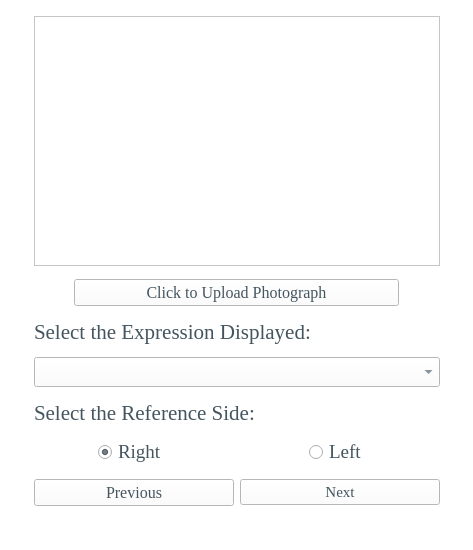
This is uis/Single_Select.ui in MEA-Summer/Emotrics_Plus as Qt 5 draws it before an edit. The edited form follows.
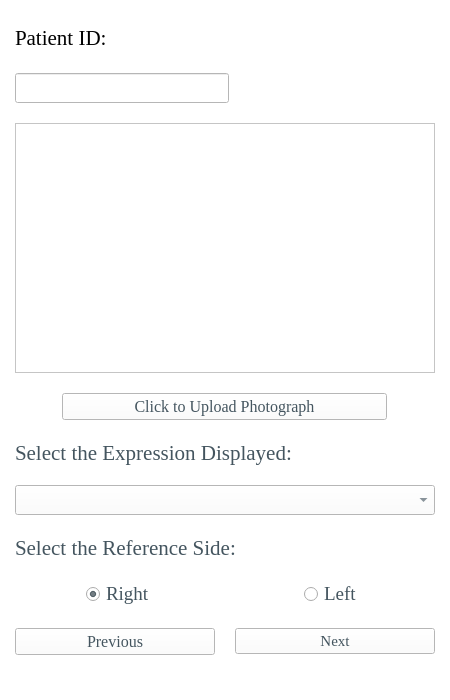
This is the edited form. Icons and pictures are not drawn. Custom widgets are drawn as their Qt base class.

What changed in the file:
```diff
--- a/uis/Single_Select.ui
+++ b/uis/Single_Select.ui
@@ -6,8 +6,8 @@
    <rect>
     <x>0</x>
     <y>0</y>
-    <width>473</width>
-    <height>550</height>
+    <width>450</width>
+    <height>700</height>
    </rect>
   </property>
   <property name="sizePolicy">
@@ -18,14 +18,14 @@
   </property>
   <property name="minimumSize">
    <size>
-    <width>400</width>
-    <height>550</height>
+    <width>450</width>
+    <height>700</height>
    </size>
   </property>
   <property name="maximumSize">
    <size>
-    <width>686</width>
-    <height>550</height>
+    <width>450</width>
+    <height>700</height>
    </size>
   </property>
   <property name="windowTitle">
@@ -40,35 +40,7 @@
   </property>
   <widget class="QWidget" name="centralwidget">
    <layout class="QGridLayout" name="gridLayout">
-    <item row="10" column="2">
-     <widget class="QPushButton" name="nextButton">
-      <property name="sizePolicy">
-       <sizepolicy hsizetype="Fixed" vsizetype="Fixed">
-        <horstretch>0</horstretch>
-        <verstretch>0</verstretch>
-       </sizepolicy>
-      </property>
-      <property name="minimumSize">
-       <size>
-        <width>200</width>
-        <height>0</height>
-       </size>
-      </property>
-      <property name="font">
-       <font>
-        <family>Times New Roman</family>
-        <pointsize>11</pointsize>
-       </font>
-      </property>
-      <property name="styleSheet">
-       <string notr="true">color: rgb(68, 85, 95);</string>
-      </property>
-      <property name="text">
-       <string>Next</string>
-      </property>
-     </widget>
-    </item>
-    <item row="1" column="0" colspan="4" alignment="Qt::AlignHCenter">
+    <item row="3" column="0" colspan="4" alignment="Qt::AlignHCenter">
      <widget class="QPushButton" name="loadPhotoButton">
       <property name="sizePolicy">
        <sizepolicy hsizetype="Fixed" vsizetype="Fixed">
@@ -96,32 +68,35 @@
       </property>
      </widget>
     </item>
-    <item row="8" column="1" alignment="Qt::AlignHCenter">
-     <widget class="QRadioButton" name="rightSideButton">
+    <item row="12" column="2">
+     <widget class="QPushButton" name="nextButton">
       <property name="sizePolicy">
        <sizepolicy hsizetype="Fixed" vsizetype="Fixed">
         <horstretch>0</horstretch>
         <verstretch>0</verstretch>
        </sizepolicy>
       </property>
+      <property name="minimumSize">
+       <size>
+        <width>200</width>
+        <height>0</height>
+       </size>
+      </property>
       <property name="font">
        <font>
         <family>Times New Roman</family>
-        <pointsize>14</pointsize>
+        <pointsize>11</pointsize>
        </font>
       </property>
       <property name="styleSheet">
        <string notr="true">color: rgb(68, 85, 95);</string>
       </property>
       <property name="text">
-       <string>Right </string>
-      </property>
-      <property name="checked">
-       <bool>true</bool>
+       <string>Next</string>
       </property>
      </widget>
     </item>
-    <item row="0" column="1" colspan="2">
+    <item row="2" column="1" colspan="2">
      <widget class="ImageDisplay" name="photoDisplay">
       <property name="sizePolicy">
        <sizepolicy hsizetype="Preferred" vsizetype="Preferred">
@@ -146,7 +121,32 @@
       </property>
      </widget>
     </item>
-    <item row="8" column="2" alignment="Qt::AlignHCenter">
+    <item row="10" column="1" alignment="Qt::AlignHCenter">
+     <widget class="QRadioButton" name="rightSideButton">
+      <property name="sizePolicy">
+       <sizepolicy hsizetype="Fixed" vsizetype="Fixed">
+        <horstretch>0</horstretch>
+        <verstretch>0</verstretch>
+       </sizepolicy>
+      </property>
+      <property name="font">
+       <font>
+        <family>Times New Roman</family>
+        <pointsize>14</pointsize>
+       </font>
+      </property>
+      <property name="styleSheet">
+       <string notr="true">color: rgb(68, 85, 95);</string>
+      </property>
+      <property name="text">
+       <string>Right </string>
+      </property>
+      <property name="checked">
+       <bool>true</bool>
+      </property>
+     </widget>
+    </item>
+    <item row="10" column="2" alignment="Qt::AlignHCenter">
      <widget class="QRadioButton" name="leftSideButton">
       <property name="sizePolicy">
        <sizepolicy hsizetype="Fixed" vsizetype="Fixed">
@@ -168,7 +168,7 @@
       </property>
      </widget>
     </item>
-    <item row="10" column="1">
+    <item row="12" column="1">
      <widget class="QPushButton" name="previousButton">
       <property name="sizePolicy">
        <sizepolicy hsizetype="Fixed" vsizetype="Fixed">
@@ -196,7 +196,7 @@
       </property>
      </widget>
     </item>
-    <item row="3" column="1" colspan="2">
+    <item row="5" column="1" colspan="2">
      <widget class="QComboBox" name="ExpressionComboBox">
       <property name="font">
        <font>
@@ -212,7 +212,7 @@
       </property>
      </widget>
     </item>
-    <item row="4" column="1" colspan="2">
+    <item row="6" column="1" colspan="2">
      <widget class="QLabel" name="expressionsLabel_2">
       <property name="maximumSize">
        <size>
@@ -244,7 +244,7 @@
       </property>
      </widget>
     </item>
-    <item row="2" column="1" colspan="2">
+    <item row="4" column="1" colspan="2">
      <widget class="QLabel" name="expressionsLabel">
       <property name="maximumSize">
        <size>
@@ -270,6 +270,41 @@
       </property>
      </widget>
     </item>
+    <item row="0" column="1">
+     <widget class="QLabel" name="label">
+      <property name="maximumSize">
+       <size>
+        <width>16777215</width>
+        <height>30</height>
+       </size>
+      </property>
+      <property name="font">
+       <font>
+        <family>Times New Roman</family>
+        <pointsize>16</pointsize>
+       </font>
+      </property>
+      <property name="text">
+       <string>Patient ID:</string>
+      </property>
+     </widget>
+    </item>
+    <item row="1" column="1">
+     <widget class="QLineEdit" name="patientIDLineEdit">
+      <property name="minimumSize">
+       <size>
+        <width>0</width>
+        <height>30</height>
+       </size>
+      </property>
+      <property name="maximumSize">
+       <size>
+        <width>16777215</width>
+        <height>30</height>
+       </size>
+      </property>
+     </widget>
+    </item>
    </layout>
   </widget>
   <widget class="QMenuBar" name="menubar">
```
Left out of the diff: 2 changed lines with no effect on the pictures.
